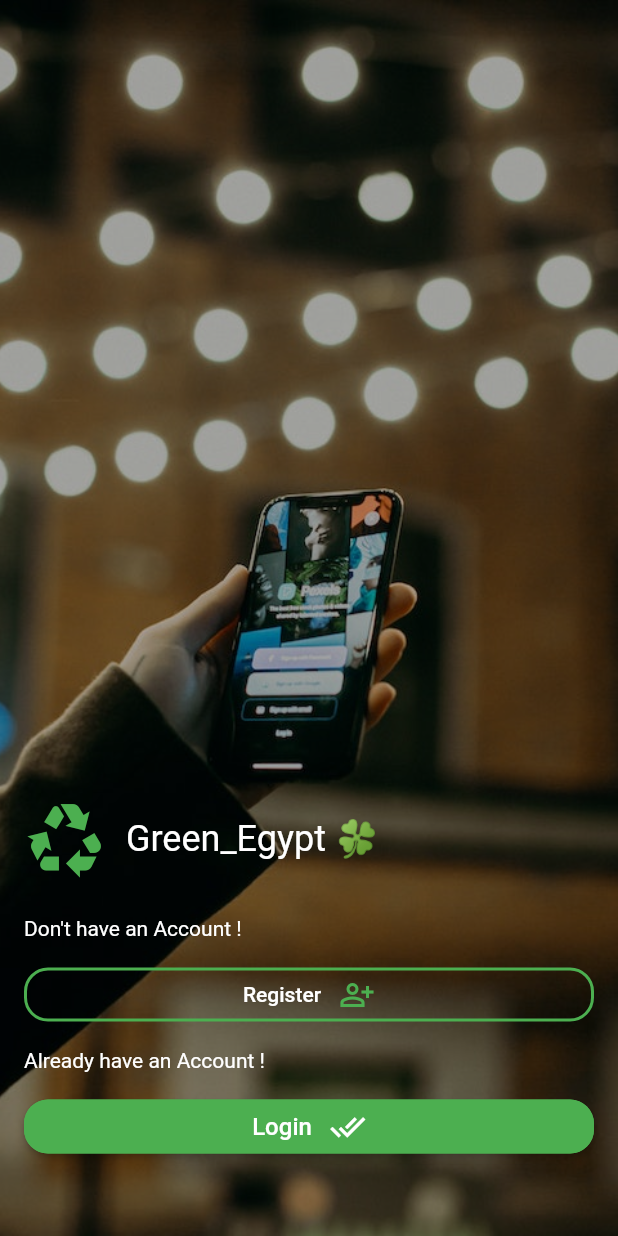
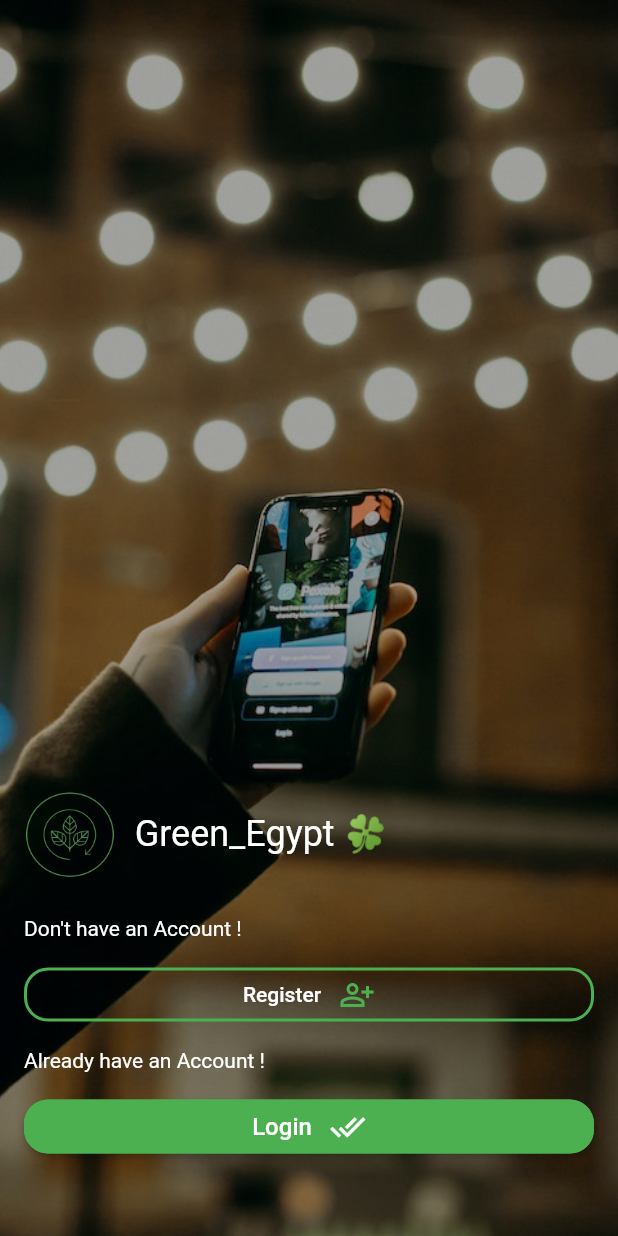
Before and after one commit to AMG2001/Green_Egypt, a Flutter app: the StartScreen screen opened by its route, on a phone screen of 412 x 824 dp. Run offline on Flutter 3.47's test engine with Material 2 defaults, Android fonts, the phone set to English and light mode, and no system bars; drawn by our look-alikes of animated_text_kit; our stand-ins replace animated_splash_screen, firebase_auth, firebase_core, flutter_rating_bar, fluttertoast, font_awesome_flutter and 7 more; missing offline and left inert: flutter_facebook_auth; accounts and stored records are empty; project files that could hold a hidden picture were left out.

Commit message:
feed back redisgn start - 3laa

```diff
--- a/green_egypt/lib/config/images_paths.dart
+++ b/green_egypt/lib/config/images_paths.dart
@@ -4,4 +4,5 @@ class ImagesPaths {
   static String googleIconPath = "assets/icons/google.png";
 
   static String splashImagePath = "assets/images/splash.jpg";
+  static String applicationLogo = "assets/images/application_logo.png";
 }
--- a/green_egypt/lib/config/pages_names.dart
+++ b/green_egypt/lib/config/pages_names.dart
@@ -1,4 +1,5 @@
 import 'package:get/get.dart';
+import 'package:green_egypt/screens/feed_back_page/feed_back_page.dart';
 import 'package:green_egypt/screens/home_page/home_page.dart';
 import 'package:green_egypt/screens/introduction_screen/intro_screen_2.dart';
 import 'package:green_egypt/screens/login_screen/login_screen.dart';
@@ -41,7 +42,7 @@ class PagesNames {
         transition: Transition.fade),
     GetPage(
         name: feedBackPage,
-        page: () => RegisterPage(),
+        page: () => FeedBackPage(),
         transition: Transition.fade),
   ];
 }
--- a/green_egypt/lib/main.dart
+++ b/green_egypt/lib/main.dart
@@ -22,6 +22,7 @@ void main() async {
 }
 
 class GreenEgypt extends StatelessWidget {
+
   const GreenEgypt({Key? key}) : super(key: key);
 
   @override
--- a/green_egypt/lib/screens/introduction_screen/introduction_screen_pages/page2.dart
+++ b/green_egypt/lib/screens/introduction_screen/introduction_screen_pages/page2.dart
@@ -107,7 +107,7 @@ class Page2 extends StatelessWidget {
                   backgroundColor: MaterialStateProperty.all<Color>(pageColor)),
               onPressed: () {
                 controller.nextPage(
-                    duration: Duration(milliseconds: 750), curve: Curves.ease);
+                    duration: Duration(milliseconds: 750), curve: Curves.easeInOut);
               },
               child: Row(
                 mainAxisSize: MainAxisSize.min,
--- a/green_egypt/lib/screens/introduction_screen/introduction_screen_pages/page3.dart
+++ b/green_egypt/lib/screens/introduction_screen/introduction_screen_pages/page3.dart
@@ -107,7 +107,7 @@ class Page3 extends StatelessWidget {
                   backgroundColor: MaterialStateProperty.all<Color>(pageColor)),
               onPressed: () {
                 controller.nextPage(
-                    duration: Duration(milliseconds: 750), curve: Curves.ease);
+                    duration: Duration(milliseconds: 750), curve: Curves.easeInOut);
               },
               child: Row(
                 mainAxisSize: MainAxisSize.min,
--- a/green_egypt/lib/screens/start_screen/start_screen.dart
+++ b/green_egypt/lib/screens/start_screen/start_screen.dart
@@ -2,6 +2,7 @@ import 'package:animated_text_kit/animated_text_kit.dart';
 import 'package:flutter/material.dart';
 import 'package:get/get.dart';
 import 'package:green_egypt/config/constants.dart';
+import 'package:green_egypt/config/dimensions.dart';
 import 'package:green_egypt/config/images_paths.dart';
 import 'package:green_egypt/config/pages_names.dart';
 
@@ -22,7 +23,7 @@ class StartScreen extends StatelessWidget {
              */
             colorFilter: ColorFilter.mode(
                 Colors.black.withOpacity(0.3), BlendMode.darken),
-                /**
+            /**
                  * start page background Image
                  */
             image: AssetImage(ImagesPaths.startPageImagePath),
@@ -40,13 +41,9 @@ class StartScreen extends StatelessWidget {
                  */
                 Row(
                   children: [
-                    Hero(
-                      tag: Constants.recyclingIconTag,
-                      child: Icon(
-                        Icons.recycling_outlined,
-                        color: Colors.green,
-                        size: 56,
-                      ),
+                    Image(
+                      image: AssetImage(ImagesPaths.applicationLogo),
+                      width: Dimensions.width * .15,
                     ),
                     SizedBox(
                       width: 12,
```
Also changed, not shown: green_egypt/lib/screens/feed_back_page/feed_back_page.dart (+9 -118 lines), green_egypt/lib/screens/feed_back_page/feed_back_page_components/page_header.dart (added, +68 -0 lines), green_egypt/lib/screens/feed_back_page/feed_back_page_components/second_section.dart (added, +81 -0 lines), green_egypt/lib/screens/login_screen/login_page_components/login_page_buttons/sing_in_button.dart (+4 -7 lines), green_egypt/lib/screens/splach_screen/splach_screen.dart (+3 -5 lines), green_egypt/assets/images/application_logo.png (added).
